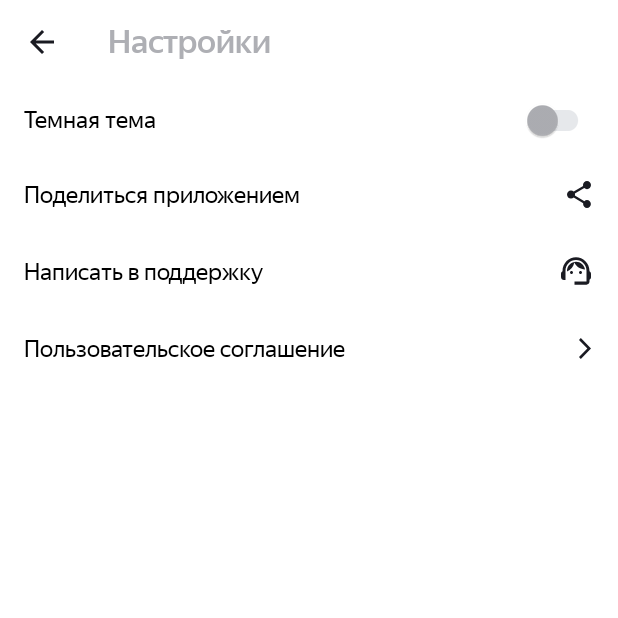
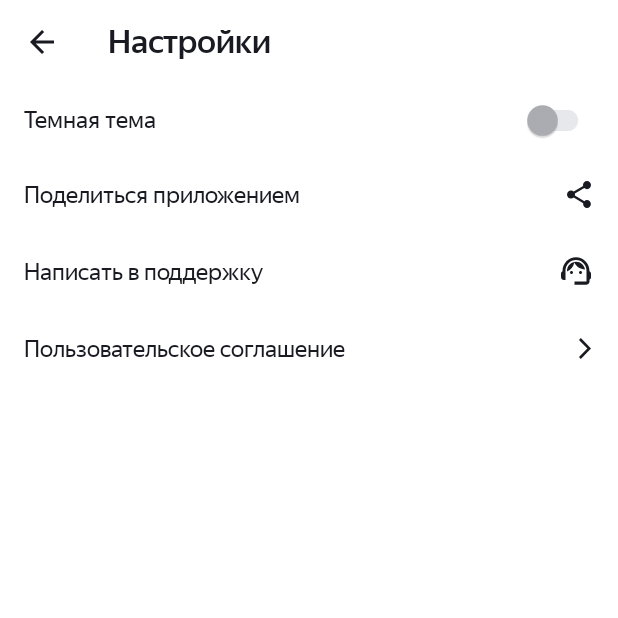
Before and after one commit to Dmitry1lp/Playlist_Maker, an Android app: the SettingsActivity screen opened directly, with no data from a screen before it, on a phone screen of 412 x 824 dp, the top half of it. Run offline under Robolectric (Android 15) with nearby library versions, the phone set to English and light mode, and no system bars.

Commit message:
Спринт 14+

```diff
--- a/app/src/main/java/com/practicum/playlistmaker/presentation/search/SearchActivity.kt
+++ b/app/src/main/java/com/practicum/playlistmaker/presentation/search/SearchActivity.kt
@@ -60,6 +60,8 @@ class SearchActivity : AppCompatActivity() {
     private lateinit var searchAdapter: TrackAdapter
     private lateinit var historyAdapter: TrackAdapter
 
+
+
     @SuppressLint("ServiceCast")
     override fun onCreate(savedInstanceState: Bundle?) {
         super.onCreate(savedInstanceState)
@@ -67,7 +69,6 @@ class SearchActivity : AppCompatActivity() {
 
         mainThreadHandler = Handler(Looper.getMainLooper())
         clickHandler = Handler(Looper.getMainLooper())
-
 
         val sharedPrefs = getSharedPreferences("history_prefs", MODE_PRIVATE)
         val searchHistory = SearchHistory(sharedPrefs)
@@ -90,7 +91,7 @@ class SearchActivity : AppCompatActivity() {
             historyAdapter.update(searchHistory.getHistory())
             if(clickDebounce()) {
                 val playerIntent = Intent(this, PlayerActivity::class.java)
-                playerIntent.putExtra("KEY_TRACK", track)
+                playerIntent.putExtra(KEY, track)
                 startActivity(playerIntent)
             }
         }
@@ -262,6 +263,7 @@ class SearchActivity : AppCompatActivity() {
     }
     companion object {
         private const val TEXT_SEARCH = "TEXT_SEARCH"
+        private const val KEY = "KEY_TRACK"
         private const val CLICK_DEBOUNCE_DELAY = 1000L
         private const val SEARCH_DEBOUNCE_DELAY = 2000L
     }
--- a/app/src/main/res/drawable/ic_not_found.xml
+++ b/app/src/main/res/drawable/ic_not_found.xml
@@ -9,7 +9,7 @@
       android:fillType="evenOdd"/>
   <path
       android:pathData="M71.5,62.5m-34.5,0a34.5,34.5 0,1 1,69 0a34.5,34.5 0,1 1,-69 0"
-      android:fillColor="?attr/colorOnPrimaryContainer"/>
+      android:fillColor="@color/black_light"/>
   <path
       android:pathData="M71.5,28C62.35,28 53.57,31.63 47.1,38.1C40.63,44.57 37,53.35 37,62.5C37,71.65 40.63,80.43 47.1,86.9C53.57,93.37 62.35,97 71.5,97C80.65,97 89.43,93.37 95.9,86.9C102.36,80.43 106,71.65 106,62.5C106,53.35 102.36,44.57 95.9,38.1C89.43,31.63 80.65,28 71.5,28ZM65.03,56.03C65.03,57.17 64.58,58.27 63.77,59.08C62.96,59.89 61.86,60.34 60.72,60.34C59.58,60.34 58.48,59.89 57.67,59.08C56.86,58.27 56.41,57.17 56.41,56.03C56.41,54.89 56.86,53.79 57.67,52.98C58.48,52.17 59.58,51.72 60.72,51.72C61.86,51.72 62.96,52.17 63.77,52.98C64.58,53.79 65.03,54.89 65.03,56.03ZM82.28,51.72C83.43,51.72 84.52,52.17 85.33,52.98C86.14,53.79 86.59,54.89 86.59,56.03C86.59,57.17 86.14,58.27 85.33,59.08C84.52,59.89 83.43,60.34 82.28,60.34C81.14,60.34 80.04,59.89 79.23,59.08C78.42,58.27 77.97,57.17 77.97,56.03C77.97,54.89 78.42,53.79 79.23,52.98C80.04,52.17 81.14,51.72 82.28,51.72ZM83.59,71.13H87.03C87.6,71.13 88.15,71.35 88.55,71.76C88.95,72.16 89.18,72.71 89.18,73.28C89.18,73.85 88.95,74.4 88.55,74.81C88.15,75.21 87.6,75.44 87.03,75.44H83.59C78.94,75.44 74.4,76.81 70.54,79.39C70.3,79.55 70.04,79.67 69.75,79.73C69.47,79.8 69.18,79.8 68.9,79.75C68.61,79.7 68.34,79.59 68.1,79.43C67.86,79.27 67.66,79.06 67.5,78.82C67.34,78.58 67.23,78.31 67.17,78.03C67.12,77.75 67.12,77.46 67.18,77.17C67.24,76.89 67.36,76.62 67.53,76.39C67.69,76.15 67.9,75.95 68.15,75.8C72.72,72.75 78.09,71.13 83.59,71.13Z"
       android:fillColor="#FCD452"/>
--- a/app/src/main/res/layout/activity_search.xml
+++ b/app/src/main/res/layout/activity_search.xml
@@ -24,6 +24,7 @@
         android:id="@+id/toolbarSearch"
         android:layout_width="match_parent"
         android:layout_height="wrap_content"
+        app:titleTextColor="?attr/colorOnPrimaryContainer"
         style="@style/SettingText"
         app:layout_constraintTop_toTopOf="parent"
         app:layout_constraintStart_toStartOf="parent"
--- a/app/src/main/res/layout/activity_settings.xml
+++ b/app/src/main/res/layout/activity_settings.xml
@@ -14,6 +14,7 @@
         android:id="@+id/toolbarSetting"
         android:layout_width="match_parent"
         android:layout_height="wrap_content"
+        app:titleTextColor="?attr/colorOnPrimaryContainer"
         style="@style/SettingText"
         app:title="@string/setting"
         app:navigationIconTint="?attr/colorPrimaryVariant"
--- a/app/src/main/res/values/styles.xml
+++ b/app/src/main/res/values/styles.xml
@@ -52,7 +52,7 @@
         <item name="android:paddingBottom">@dimen/radiusSize</item>
     </style>
     <style name="SettingText">
-        <item name="android:textColor">?attr/colorOnSecondary</item>
+        <item name="android:textColor">?attr/colorOnPrimaryContainer</item>
         <item name="android:fontFamily">@font/ys_display_regular</item>
         <item name="android:textSize">@dimen/setting_text</item>
         <item name="android:gravity">center_vertical</item>
```
Also changed, not shown: app/src/main/java/com/practicum/playlistmaker/presentation/audioplayer/PlayerActivity.kt (+10 -6 lines).
